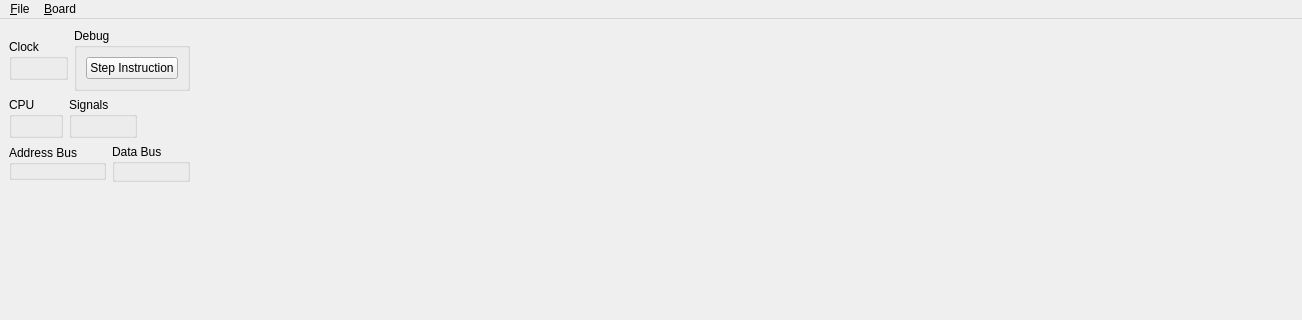
Before: the Qt Designer form src/MainWindow.ui in DerSauron/66502emu, drawn with Qt 5; both pictures show x 0 to 1302 and y 0 to 320 of the 1302 by 679 pixel window.
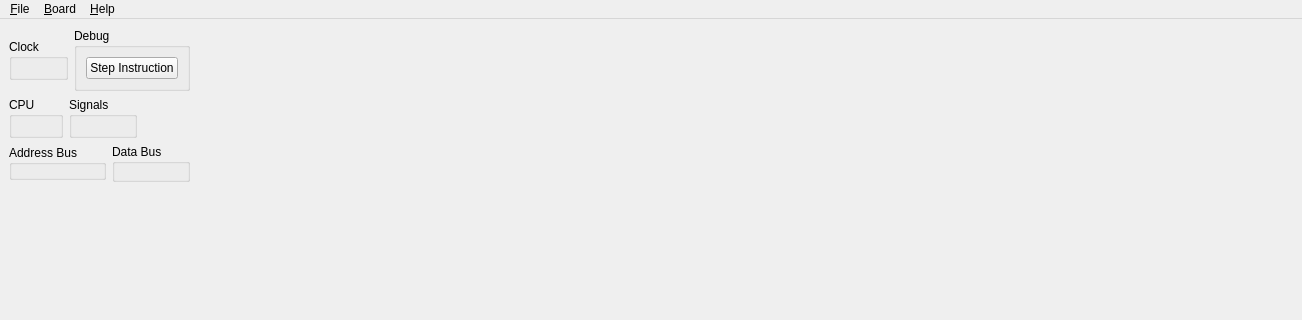
After: the same form once the commit is applied. Icons and pictures are not drawn. Custom widgets are drawn as their Qt base class.

Commit message: About dialog

```diff
--- a/src/MainWindow.ui
+++ b/src/MainWindow.ui
@@ -282,8 +282,15 @@
     <addaction name="separator"/>
     <addaction name="actionQuit"/>
    </widget>
+   <widget class="QMenu" name="menu_About">
+    <property name="title">
+     <string>&amp;Help</string>
+    </property>
+    <addaction name="actionAbout"/>
+   </widget>
    <addaction name="menuFile"/>
    <addaction name="menuBoard"/>
+   <addaction name="menu_About"/>
   </widget>
   <action name="actionManageDevices">
    <property name="enabled">
```
Left out of the diff: 14 changed lines with no effect on the pictures. The commit also changes 6 other files.
